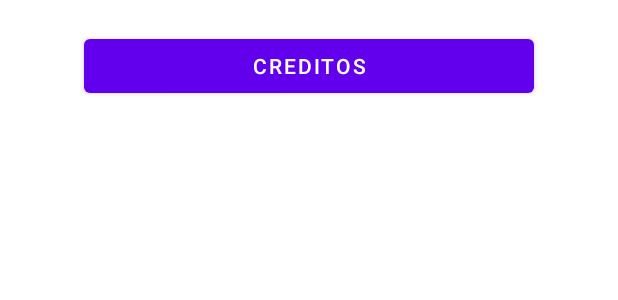
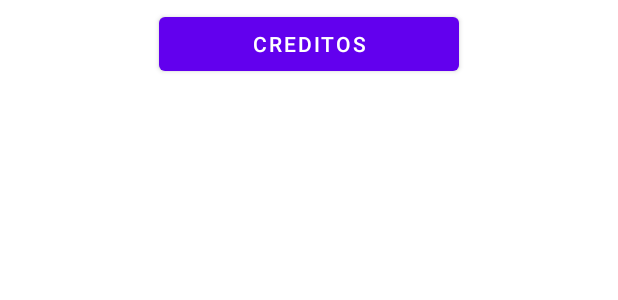
Before and after one commit to hectorOliSan/Peliculas, an Android app: the layout activity_detalle.xml on its own in the app's theme, with its tools: preview values and no code run, on a phone screen of 412 x 824 dp. Shown: the top 300 px of the screen. Run offline under Robolectric (Android 15) with nearby library versions, the phone set to English and light mode, and no system bars.

Commit message:
version 1.0

```diff
--- a/app/src/main/java/pgv/tema2/peliculas/CreditosActivity.java
+++ b/app/src/main/java/pgv/tema2/peliculas/CreditosActivity.java
@@ -178,7 +178,7 @@ public class CreditosActivity extends AppCompatActivity {
             // Imagen.
             ImageView imagen = (ImageView) convertView.findViewById(R.id.ivActor);
             Picasso.get().load(MOVIE_BASE_URL + arrayList.get(position).getProfile_path()).into(imagen);
-            imagen.setScaleType(ImageView.ScaleType.FIT_XY);
+            //imagen.setScaleType(ImageView.ScaleType.FIT_XY);
 
             return convertView;
         }
--- a/app/src/main/java/pgv/tema2/peliculas/DetalleActivity.java
+++ b/app/src/main/java/pgv/tema2/peliculas/DetalleActivity.java
@@ -47,7 +47,7 @@ public class DetalleActivity extends AppCompatActivity {
         setTitle(titulo);
 
         Picasso.get().load(MOVIE_BASE_URL + imagen).into(iv);
-        iv.setScaleType(ImageView.ScaleType.FIT_XY);
+        //iv.setScaleType(ImageView.ScaleType.FIT_XY);
 
         tvTitulo.setText(titulo);
         tvSinopsis.setText(sinopsis);
--- a/app/src/main/res/layout/activity_detalle.xml
+++ b/app/src/main/res/layout/activity_detalle.xml
@@ -5,29 +5,31 @@
     android:orientation="vertical"
     android:layout_width="match_parent"
     android:layout_height="match_parent"
+    android:scrollbars="vertical"
     tools:context=".DetalleActivity">
 
     <Space
         android:layout_width="match_parent"
-        android:layout_height="20sp"/>
+        android:layout_height="5dp" />
 
     <Button android:id="@+id/btnCreditos"
-        android:layout_width="300dp"
+        android:layout_width="200dp"
         android:layout_height="wrap_content"
         android:text="@string/creditos"
         android:layout_gravity="center"/>
 
     <ImageView android:id="@+id/ivPortada"
         android:layout_width="match_parent"
-        android:layout_height="300dp"
-        android:padding="20dp" />
+        android:layout_height="380dp"
+        android:padding="5dp" />
 
     <TextView android:id="@+id/tvTitulo"
         android:layout_width="match_parent"
         android:layout_height="wrap_content"
         android:gravity="center"
         android:textColor="@color/black"
-        android:textSize="20sp" />
+        android:textSize="20sp"
+        android:paddingBottom="5dp"/>
 
     <TextView android:id="@+id/tvSinopsis"
         android:layout_width="match_parent"
@@ -35,6 +37,7 @@
         android:textSize="14sp"
         android:justificationMode="inter_word"
         android:textColor="@color/teal_700"
-        android:padding="20dp" />
+        android:paddingStart="20dp"
+        android:paddingEnd="20dp"/>
 
 </LinearLayout>
--- a/app/src/main/res/layout/lista_actores.xml
+++ b/app/src/main/res/layout/lista_actores.xml
@@ -16,7 +16,7 @@
         <ImageView
             android:id="@+id/ivActor"
             android:layout_width="129dp"
-            android:layout_height="88dp" />
+            android:layout_height="182dp" />
     </LinearLayout>
 
     <!-- Title Of Song-->
```
Also changed, not shown: app/src/main/java/pgv/tema2/peliculas/MainActivity.java (+6 -1 lines).
